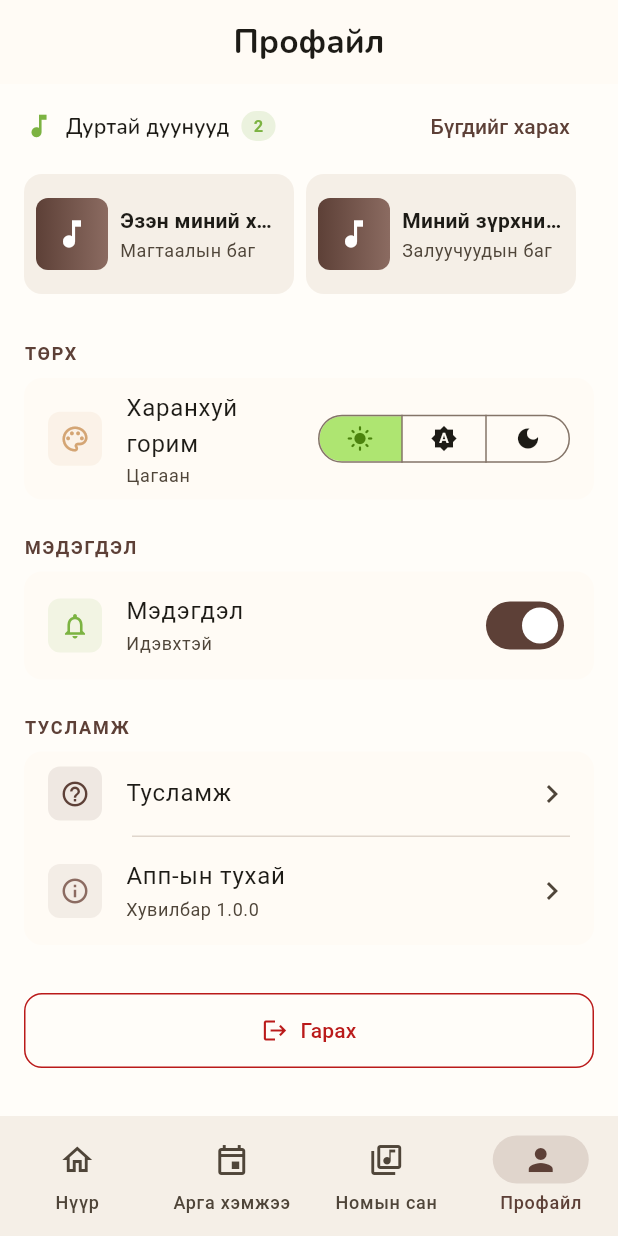
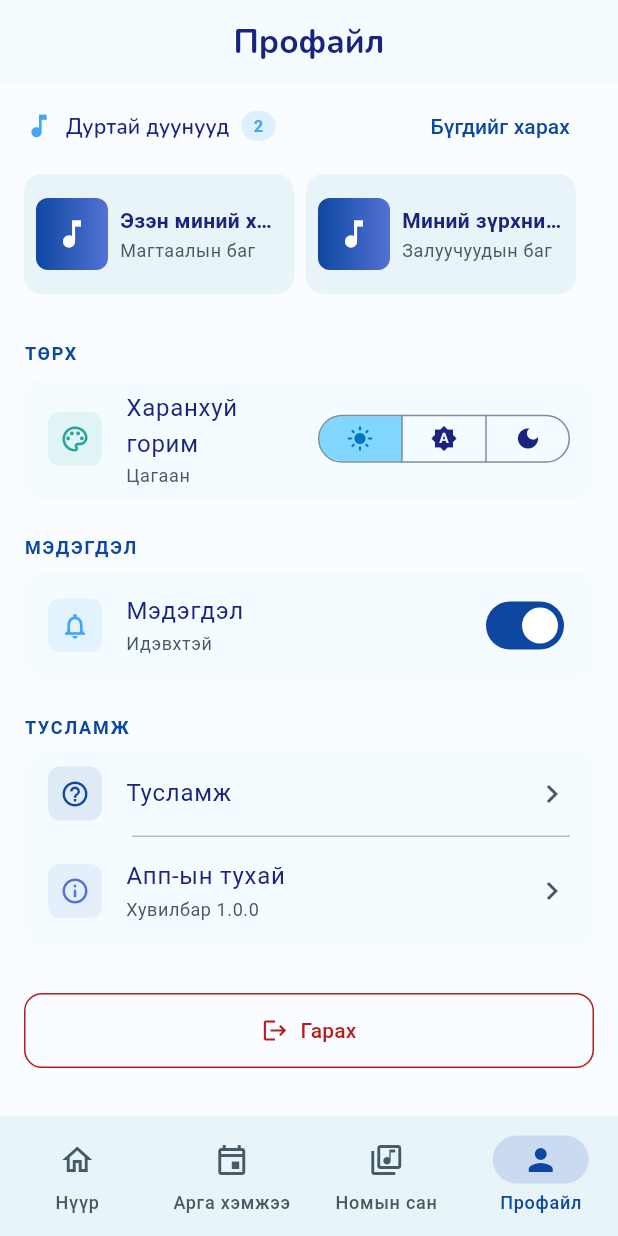
Before and after one commit to Buynaa-code/jbch_mongolia, a Flutter app: the screen it shows after launch, item 4 of the bottom bar chosen, scrolled down 336 dp, after a tap on the "light mode" icon, on a phone screen of 412 x 824 dp. Run offline on Flutter 3.47's test engine with Material 3 defaults, Android fonts, the phone set to English and light mode, and no system bars; our stand-ins replace equatable, flutter_bloc, go_router, google_fonts.

Commit message:
theme fix

```diff
--- a/lib/core/router/app_router.dart
+++ b/lib/core/router/app_router.dart
@@ -7,10 +7,12 @@ import '../../features/home/presentation/pages/home_page.dart';
 import '../../features/library/presentation/pages/library_page.dart';
 import '../../features/library/presentation/pages/song_player_page.dart';
 import '../../features/profile/presentation/pages/profile_page.dart';
+import '../../features/splash/presentation/pages/splash_page.dart';
 import '../../shared/widgets/main_scaffold.dart';
 
 /// Application route paths
 abstract final class AppRoutes {
+  static const String splash = '/splash';
   static const String home = '/';
   static const String events = '/events';
   static const String eventDetail = '/events/:id';
@@ -37,9 +39,17 @@ final class AppRouter {
 
   static final GoRouter router = GoRouter(
     navigatorKey: _rootNavigatorKey,
-    initialLocation: AppRoutes.home,
+    initialLocation: AppRoutes.splash,
     debugLogDiagnostics: true,
     routes: [
+      // Splash screen route
+      GoRoute(
+        path: AppRoutes.splash,
+        name: 'splash',
+        pageBuilder: (context, state) => const NoTransitionPage(
+          child: SplashPage(),
+        ),
+      ),
       StatefulShellRoute.indexedStack(
         builder: (context, state, navigationShell) {
           return MainScaffold(navigationShell: navigationShell);
--- a/lib/core/theme/app_colors.dart
+++ b/lib/core/theme/app_colors.dart
@@ -1,45 +1,45 @@
 import 'package:flutter/material.dart';
 
-/// Application color palette with warm earth tones
-/// Designed for a spiritual, welcoming church app aesthetic
+/// Application color palette based on app icon
+/// Deep blue globe with white dove - peace and global mission theme
 abstract final class AppColors {
-  // Primary - Deep Brown (warm, grounded)
-  static const Color primary = Color(0xFF5D4037);
-  static const Color primaryLight = Color(0xFF8B6B61);
-  static const Color primaryDark = Color(0xFF321911);
+  // Primary - Deep Navy Blue (from globe)
+  static const Color primary = Color(0xFF0D47A1);
+  static const Color primaryLight = Color(0xFF5472D3);
+  static const Color primaryDark = Color(0xFF002171);
 
-  // Secondary - Sage Green (nature, growth)
-  static const Color secondary = Color(0xFF7CB342);
-  static const Color secondaryLight = Color(0xFFAEE571);
-  static const Color secondaryDark = Color(0xFF4B830D);
+  // Secondary - Sky Blue (lighter globe gradient)
+  static const Color secondary = Color(0xFF42A5F5);
+  static const Color secondaryLight = Color(0xFF80D6FF);
+  static const Color secondaryDark = Color(0xFF0077C2);
 
-  // Tertiary - Warm Cream (soft, welcoming)
-  static const Color tertiary = Color(0xFFF5E6D3);
-  static const Color tertiaryDark = Color(0xFFE8D5BE);
+  // Tertiary - Mint/Cyan (background gradient)
+  static const Color tertiary = Color(0xFFE0F7FA);
+  static const Color tertiaryDark = Color(0xFFB2EBF2);
 
-  // Accent - Soft Gold (highlights)
-  static const Color accent = Color(0xFFD4A574);
-  static const Color accentLight = Color(0xFFE8C9A8);
+  // Accent - Teal (highlight)
+  static const Color accent = Color(0xFF26A69A);
+  static const Color accentLight = Color(0xFF80CBC4);
 
   // Surfaces - Light Mode
-  static const Color surfaceLight = Color(0xFFFFFBF5);
-  static const Color surfaceContainerLight = Color(0xFFF5EFE7);
-  static const Color surfaceContainerHighLight = Color(0xFFEDE5DA);
-  static const Color backgroundLight = Color(0xFFFFFDF9);
+  static const Color surfaceLight = Color(0xFFF5FCFF);
+  static const Color surfaceContainerLight = Color(0xFFE8F4F8);
+  static const Color surfaceContainerHighLight = Color(0xFFDCEEF5);
+  static const Color backgroundLight = Color(0xFFFAFDFF);
 
   // Surfaces - Dark Mode
-  static const Color surfaceDark = Color(0xFF2D2520);
-  static const Color surfaceContainerDark = Color(0xFF3D332C);
-  static const Color surfaceContainerHighDark = Color(0xFF4D4138);
-  static const Color backgroundDark = Color(0xFF1A1512);
+  static const Color surfaceDark = Color(0xFF0A1929);
+  static const Color surfaceContainerDark = Color(0xFF132F4C);
+  static const Color surfaceContainerHighDark = Color(0xFF1E4976);
+  static const Color backgroundDark = Color(0xFF001E3C);
 
   // Text Colors - Light Mode
-  static const Color onSurfaceLight = Color(0xFF1D1B16);
-  static const Color onSurfaceVariantLight = Color(0xFF4F4539);
+  static const Color onSurfaceLight = Color(0xFF1A237E);
+  static const Color onSurfaceVariantLight = Color(0xFF455A64);
 
   // Text Colors - Dark Mode
-  static const Color onSurfaceDark = Color(0xFFF0E6DC);
-  static const Color onSurfaceVariantDark = Color(0xFFD5C8BA);
+  static const Color onSurfaceDark = Color(0xFFE3F2FD);
+  static const Color onSurfaceVariantDark = Color(0xFFB0BEC5);
 
   // On Primary/Secondary
   static const Color onPrimary = Color(0xFFFFFFFF);
@@ -55,12 +55,12 @@ abstract final class AppColors {
   static const Color successLight = Color(0xFFE8F5E9);
 
   // Outline Colors
-  static const Color outlineLight = Color(0xFF847468);
-  static const Color outlineDark = Color(0xFF9E8E82);
+  static const Color outlineLight = Color(0xFF78909C);
+  static const Color outlineDark = Color(0xFF90A4AE);
 
   // Divider Colors
-  static const Color dividerLight = Color(0xFFE0D6CC);
-  static const Color dividerDark = Color(0xFF4A403A);
+  static const Color dividerLight = Color(0xFFB0BEC5);
+  static const Color dividerDark = Color(0xFF37474F);
 
   // Shadow Colors
   static const Color shadowLight = Color(0x1A000000);
--- a/lib/core/theme/app_theme.dart
+++ b/lib/core/theme/app_theme.dart
@@ -5,7 +5,7 @@ import 'app_colors.dart';
 import 'app_text_styles.dart';
 
 /// Application theme configuration with Material 3 support
-/// Provides both light and dark themes with warm earth tones
+/// Provides both light and dark themes with blue globe brand colors
 abstract final class AppTheme {
   // Border radius constants
   static const double radiusSmall = 8.0;
--- a/lib/features/events/data/mock_events_data.dart
+++ b/lib/features/events/data/mock_events_data.dart
@@ -76,11 +76,11 @@ abstract final class MockEventsData {
   static List<EventModel> get pastEvents => [
         EventModel(
           id: 'p1',
-          title: 'Шинэ жилийн мөргөл',
-          description: 'Шинэ жилийн анхны мөргөл',
+          title: 'Шинэ жилийн баяр',
+          description: 'Шинэ жилийн онцгой арга хэмжээ',
           dateTime: DateTime.now().subtract(const Duration(days: 30)),
           location: 'Их танхим',
-          type: EventType.worship,
+          type: EventType.special,
           isUpcoming: false,
         ),
         EventModel(
--- a/lib/features/events/presentation/pages/event_detail_page.dart
+++ b/lib/features/events/presentation/pages/event_detail_page.dart
@@ -364,7 +364,7 @@ class _DetailCard extends StatelessWidget {
               ],
             ),
           ),
-          if (trailing != null) trailing!,
+          ?trailing,
         ],
       ),
     );
--- a/lib/features/events/presentation/widgets/event_card.dart
+++ b/lib/features/events/presentation/widgets/event_card.dart
@@ -179,8 +179,6 @@ class EventCard extends StatelessWidget {
     switch (type) {
       case EventType.seminar:
         return AppColors.primary;
-      case EventType.worship:
-        return AppColors.accent;
       case EventType.youthGroup:
         return AppColors.secondary;
       case EventType.bibleStudy:
--- a/lib/features/home/data/mock_home_data.dart
+++ b/lib/features/home/data/mock_home_data.dart
@@ -114,7 +114,7 @@ abstract final class MockHomeData {
         title: 'Эзэн миний хоньчин',
         artist: 'Магтаалын баг',
         duration: Duration(minutes: 4, seconds: 32),
-        category: SongCategory.worship,
+        category: SongCategory.praise,
         isFavorite: true,
       );
 
--- a/lib/features/library/data/mock_library_data.dart
+++ b/lib/features/library/data/mock_library_data.dart
@@ -65,7 +65,7 @@ abstract final class MockLibraryData {
           title: 'Эзэн миний хоньчин',
           artist: 'Магтаалын баг',
           duration: Duration(minutes: 4, seconds: 32),
-          category: SongCategory.worship,
+          category: SongCategory.praise,
           isFavorite: true,
           lyrics: 'Эзэн миний хоньчин\nБи дутагдахгүй\n'
               'Ногоон бэлчээрт\nНамайг хэвтүүлнэ...',
--- a/lib/features/library/presentation/widgets/song_card.dart
+++ b/lib/features/library/presentation/widgets/song_card.dart
@@ -176,8 +176,6 @@ class SongCard extends StatelessWidget {
 
   Color _getCategoryColor(SongCategory category) {
     switch (category) {
-      case SongCategory.worship:
-        return AppColors.primary;
       case SongCategory.praise:
         return AppColors.accent;
       case SongCategory.hymn:
--- a/lib/features/profile/data/mock_profile_data.dart
+++ b/lib/features/profile/data/mock_profile_data.dart
@@ -41,7 +41,7 @@ abstract final class MockProfileData {
           title: 'Эзэн миний хоньчин',
           artist: 'Магтаалын баг',
           duration: Duration(minutes: 4, seconds: 32),
-          category: SongCategory.worship,
+          category: SongCategory.praise,
           isFavorite: true,
         ),
         SongModel(
--- a/lib/features/profile/presentation/pages/profile_page.dart
+++ b/lib/features/profile/presentation/pages/profile_page.dart
@@ -4,6 +4,7 @@ import 'package:go_router/go_router.dart';
 
 import '../../../../core/theme/app_colors.dart';
 import '../../../../core/theme/app_theme.dart';
+import '../../../../core/theme/theme_cubit.dart';
 import '../cubit/profile_cubit.dart';
 import '../cubit/profile_state.dart';
 import '../widgets/favorites_section.dart';
@@ -105,14 +106,16 @@ class _ProfilePageContent extends StatelessWidget {
                     ),
                     const SizedBox(height: AppTheme.spacingLarge),
                     // Settings sections
-                    SettingsSection(
+                    BlocBuilder<ThemeCubit, ThemeState>(
+                      builder: (context, themeState) {
+                        return SettingsSection(
                           title: 'Төрх',
                           children: [
                             SettingsTile(
                               icon: Icons.palette_outlined,
                               iconColor: AppColors.accent,
                               title: 'Харанхуй горим',
-                          subtitle: _getThemeModeText(state.themeMode),
+                              subtitle: _getThemeModeText(themeState.themeMode),
                               trailing: SegmentedButton<ThemeMode>(
                                 segments: const [
                                   ButtonSegment(
@@ -128,11 +131,11 @@ class _ProfilePageContent extends StatelessWidget {
                                     icon: Icon(Icons.dark_mode, size: 18),
                                   ),
                                 ],
-                            selected: {state.themeMode},
+                                selected: {themeState.themeMode},
                                 onSelectionChanged: (modes) {
                                   context
-                                  .read<ProfileCubit>()
-                                  .changeThemeMode(modes.first);
+                                      .read<ThemeCubit>()
+                                      .setThemeMode(modes.first);
                                 },
                                 showSelectedIcon: false,
                                 style: ButtonStyle(
@@ -143,6 +146,8 @@ class _ProfilePageContent extends StatelessWidget {
                               showDivider: false,
                             ),
                           ],
+                        );
+                      },
                     ),
                     const SizedBox(height: AppTheme.spacingMedium),
                     SettingsSection(
--- /dev/null
+++ b/lib/features/splash/presentation/pages/splash_page.dart
@@ -0,0 +1,266 @@
+import 'package:flutter/material.dart';
+import 'package:go_router/go_router.dart';
+
+import '../../../../core/router/app_router.dart';
+import '../../../../core/theme/app_colors.dart';
+import '../../../../core/theme/app_theme.dart';
+import '../../../home/data/mock_home_data.dart';
+
+/// Splash screen showing app icon and upcoming seminar date
+class SplashPage extends StatefulWidget {
+  const SplashPage({super.key});
+
+  @override
+  State<SplashPage> createState() => _SplashPageState();
+}
+
+class _SplashPageState extends State<SplashPage> with SingleTickerProviderStateMixin {
+  late AnimationController _controller;
+  late Animation<double> _fadeAnimation;
+  late Animation<double> _scaleAnimation;
+
+  @override
+  void initState() {
+    super.initState();
+    _controller = AnimationController(
+      duration: const Duration(milliseconds: 1500),
+      vsync: this,
+    );
+
+    _fadeAnimation = Tween<double>(begin: 0.0, end: 1.0).animate(
+      CurvedAnimation(
+        parent: _controller,
+        curve: const Interval(0.0, 0.6, curve: Curves.easeOut),
+      ),
+    );
+
+    _scaleAnimation = Tween<double>(begin: 0.8, end: 1.0).animate(
+      CurvedAnimation(
+        parent: _controller,
+        curve: const Interval(0.0, 0.6, curve: Curves.easeOut),
+      ),
+    );
+
+    _controller.forward();
+
+    // Navigate to home after delay
+    Future.delayed(const Duration(seconds: 3), () {
+      if (mounted) {
+        context.go(AppRoutes.home);
+      }
+    });
+  }
+
+  @override
+  void dispose() {
+    _controller.dispose();
+    super.dispose();
+  }
+
+  String _formatSeminarDate(DateTime date) {
+    final months = [
+      '1-р сар',
+      '2-р сар',
+      '3-р сар',
+      '4-р сар',
+      '5-р сар',
+      '6-р сар',
+      '7-р сар',
+      '8-р сар',
+      '9-р сар',
+      '10-р сар',
+      '11-р сар',
+      '12-р сар',
+    ];
+
+    final month = months[date.month - 1];
+    final time =
+        '${date.hour.toString().padLeft(2, '0')}:${date.minute.toString().padLeft(2, '0')}';
+
+    return '${date.year} оны $month ${date.day}, $time';
+  }
+
+  String _getDaysUntil(DateTime date) {
+    final now = DateTime.now();
+    final difference = date.difference(now);
+
+    if (difference.inDays > 0) {
+      return '${difference.inDays} өдрийн дараа';
+    } else if (difference.inHours > 0) {
+      return '${difference.inHours} цагийн дараа';
+    } else {
+      return 'Удахгүй';
+    }
+  }
+
+  @override
+  Widget build(BuildContext context) {
+    final seminar = MockHomeData.nextSeminar;
+    final theme = Theme.of(context);
+
+    return Scaffold(
+      body: Container(
+        width: double.infinity,
+        height: double.infinity,
+        decoration: BoxDecoration(
+          gradient: LinearGradient(
+            begin: Alignment.topCenter,
+            end: Alignment.bottomCenter,
+            colors: [
+              AppColors.tertiary,
+              AppColors.surfaceLight,
+            ],
+          ),
+        ),
+        child: SafeArea(
+          child: AnimatedBuilder(
+            animation: _controller,
+            builder: (context, child) {
+              return Opacity(
+                opacity: _fadeAnimation.value,
+                child: Transform.scale(
+                  scale: _scaleAnimation.value,
+                  child: child,
+                ),
+              );
+            },
+            child: Column(
+              mainAxisAlignment: MainAxisAlignment.center,
+              children: [
+                const Spacer(flex: 2),
+                // App Icon
+                Container(
+                  width: 160,
+                  height: 160,
+                  decoration: BoxDecoration(
+                    borderRadius: BorderRadius.circular(32),
+                    boxShadow: [
+                      BoxShadow(
+                        color: AppColors.primary.withValues(alpha: 0.2),
+                        blurRadius: 30,
+                        offset: const Offset(0, 15),
+                      ),
+                    ],
+                  ),
+                  child: ClipRRect(
+                    borderRadius: BorderRadius.circular(32),
+                    child: Image.asset(
+                      'assets/app_icon.png',
+                      fit: BoxFit.cover,
+                    ),
+                  ),
+                ),
+                const SizedBox(height: AppTheme.spacingXLarge),
+                // App Name
+                Text(
+                  'JBCH Mongolia',
+                  style: theme.textTheme.headlineMedium?.copyWith(
+                    color: AppColors.primary,
+                    fontWeight: FontWeight.bold,
+                  ),
+                ),
+                const Spacer(flex: 1),
+                // Seminar Card
+                Container(
+                  margin: const EdgeInsets.symmetric(
+                    horizontal: AppTheme.spacingLarge,
+                  ),
+                  padding: const EdgeInsets.all(AppTheme.spacingMedium),
+                  decoration: BoxDecoration(
+                    color: AppColors.primary,
+                    borderRadius: BorderRadius.circular(AppTheme.radiusMedium),
+                    boxShadow: [
+                      BoxShadow(
+                        color: AppColors.primary.withValues(alpha: 0.3),
+                        blurRadius: 20,
+                        offset: const Offset(0, 10),
+                      ),
+                    ],
+                  ),
+                  child: Column(
+                    children: [
+                      // Badge
+                      Container(
+                        padding: const EdgeInsets.symmetric(
+                          horizontal: AppTheme.spacingSmall,
+                          vertical: AppTheme.spacingXSmall,
+                        ),
+                        decoration: BoxDecoration(
+                          color: AppColors.secondary,
+                          borderRadius: BorderRadius.circular(AppTheme.radiusSmall),
+                        ),
+                        child: Text(
+                          _getDaysUntil(seminar.dateTime),
+                          style: theme.textTheme.labelSmall?.copyWith(
+                            color: Colors.white,
+                            fontWeight: FontWeight.w600,
+                          ),
+                        ),
+                      ),
+                      const SizedBox(height: AppTheme.spacingSmall),
+                      // Seminar Title
+                      Text(
+                        'Удахгүй болох семинар',
+                        style: theme.textTheme.labelMedium?.copyWith(
+                          color: Colors.white.withValues(alpha: 0.8),
+                        ),
+                      ),
+                      const SizedBox(height: AppTheme.spacingXSmall),
+                      Text(
+                        seminar.title,
+                        style: theme.textTheme.titleMedium?.copyWith(
+                          color: Colors.white,
+                          fontWeight: FontWeight.bold,
+                        ),
+                        textAlign: TextAlign.center,
+                      ),
+                      const SizedBox(height: AppTheme.spacingSmall),
+                      // Date
+                      Row(
+                        mainAxisAlignment: MainAxisAlignment.center,
+                        children: [
+                          Icon(
+                            Icons.calendar_today,
+                            size: 16,
+                            color: Colors.white.withValues(alpha: 0.9),
+                          ),
+                          const SizedBox(width: AppTheme.spacingXSmall),
+                          Text(
+                            _formatSeminarDate(seminar.dateTime),
+                            style: theme.textTheme.bodySmall?.copyWith(
+                              color: Colors.white.withValues(alpha: 0.9),
+                            ),
+                          ),
+                        ],
+                      ),
+                      const SizedBox(height: AppTheme.spacingXSmall),
+                      // Location
+                      Row(
+                        mainAxisAlignment: MainAxisAlignment.center,
+                        children: [
+                          Icon(
+                            Icons.location_on,
+                            size: 16,
+                            color: Colors.white.withValues(alpha: 0.9),
+                          ),
+                          const SizedBox(width: AppTheme.spacingXSmall),
+                          Text(
+                            seminar.location,
+                            style: theme.textTheme.bodySmall?.copyWith(
+                              color: Colors.white.withValues(alpha: 0.9),
+                            ),
+                          ),
+                        ],
+                      ),
+                    ],
+                  ),
+                ),
+                const Spacer(flex: 2),
+              ],
+            ),
+          ),
+        ),
+      ),
+    );
+  }
+}
--- a/lib/shared/models/event_model.dart
+++ b/lib/shared/models/event_model.dart
@@ -38,7 +38,6 @@ class EventModel extends Equatable {
 /// Types of church events
 enum EventType {
   seminar,
-  worship,
   youthGroup,
   bibleStudy,
   prayer,
@@ -51,8 +50,6 @@ extension EventTypeExtension on EventType {
     switch (this) {
       case EventType.seminar:
         return 'Семинар';
-      case EventType.worship:
-        return 'Мөргөл';
       case EventType.youthGroup:
         return 'Залуучууд';
       case EventType.bibleStudy:
@@ -70,8 +67,6 @@ extension EventTypeExtension on EventType {
     switch (this) {
       case EventType.seminar:
         return '📚';
-      case EventType.worship:
-        return '🙏';
       case EventType.youthGroup:
         return '👥';
       case EventType.bibleStudy:
--- a/lib/shared/models/song_model.dart
+++ b/lib/shared/models/song_model.dart
@@ -1,6 +1,6 @@
 import 'package:equatable/equatable.dart';
 
-/// Represents a worship song
+/// Represents a song
 class SongModel extends Equatable {
   final String id;
   final String title;
@@ -69,9 +69,8 @@ class SongModel extends Equatable {
       ];
 }
 
-/// Categories of worship songs
+/// Categories of songs
 enum SongCategory {
-  worship,
   praise,
   hymn,
   contemporary,
@@ -81,8 +80,6 @@ enum SongCategory {
 extension SongCategoryExtension on SongCategory {
   String get displayName {
     switch (this) {
-      case SongCategory.worship:
-        return 'Мөргөлийн дуу';
       case SongCategory.praise:
         return 'Магтаалын дуу';
       case SongCategory.hymn:
--- a/pubspec.yaml
+++ b/pubspec.yaml
@@ -71,9 +71,8 @@ flutter:
   uses-material-design: true
 
   # To add assets to your application, add an assets section, like this:
-  # assets:
-  #   - images/a_dot_burr.jpeg
-  #   - images/a_dot_ham.jpeg
+  assets:
+    - assets/
 
   # An image asset can refer to one or more resolution-specific "variants", see
   # https://flutter.dev/to/resolution-aware-images
```
Also changed, not shown: assets/app_icon.png (added). Lines whose indentation alone changed are shown as unchanged.
